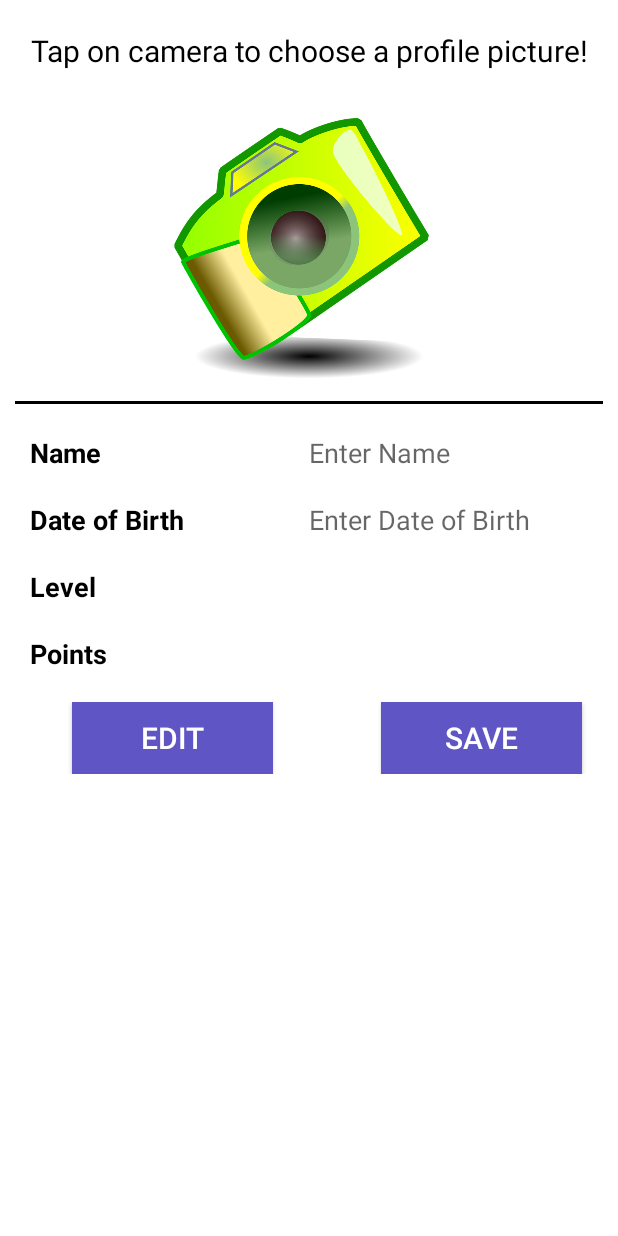
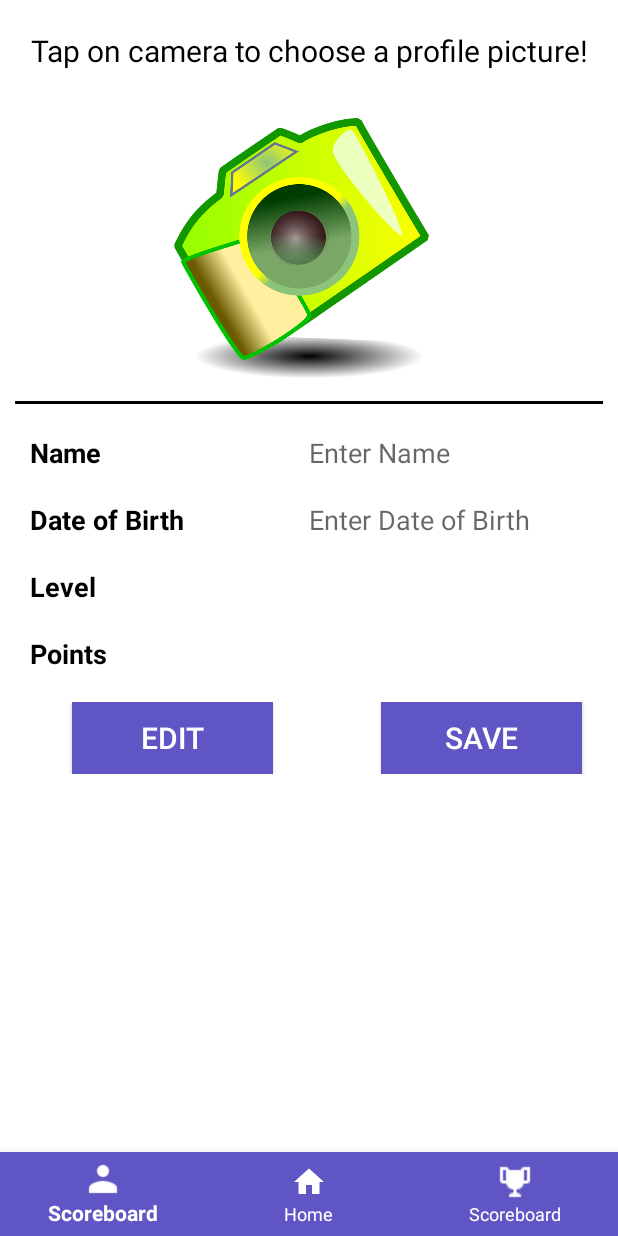
Before and after one commit to Equithon2018PhysicalDisabilities/Aut2Learn, an Android app: the ChildProfileActivity screen opened directly, with no data from a screen before it, on a phone screen of 412 x 824 dp. Run offline under Robolectric (Android 15) with nearby library versions, the phone set to English and light mode, and no system bars.

Commit message:
add nav bar functionality to all activities

```diff
--- a/app/src/main/java/com/example/smavehyiashahid/equithon/ChildProfileActivity.java
+++ b/app/src/main/java/com/example/smavehyiashahid/equithon/ChildProfileActivity.java
@@ -3,23 +3,47 @@ package com.example.smavehyiashahid.equithon;
 import android.content.Intent;
 import android.graphics.Bitmap;
 import android.provider.MediaStore;
+import android.support.annotation.NonNull;
+import android.support.design.widget.BottomNavigationView;
+import android.support.v4.app.Fragment;
+import android.support.v4.app.FragmentTransaction;
 import android.support.v7.app.AppCompatActivity;
 import android.os.Bundle;
+import android.view.MenuItem;
 import android.view.View;
 import android.widget.ImageView;
 
 public class ChildProfileActivity extends AppCompatActivity implements View.OnClickListener{
+    private static final String SELECTED_ITEM = "arg_selected_item";
 
+    private BottomNavigationView mBottomNav;
+    private int mSelectedItem;
     ImageView cameraButton;
-
-
 
     @Override
     protected void onCreate(Bundle savedInstanceState) {
         super.onCreate(savedInstanceState);
+        overridePendingTransition(R.anim.fadein, R.anim.fadeout);
         setContentView(R.layout.activity_child_profile);
 
-       findViewById(R.id.camera).setOnClickListener(this);
+        findViewById(R.id.camera).setOnClickListener(this);
+
+        mBottomNav = (BottomNavigationView) findViewById(R.id.navigation);
+        mBottomNav.setOnNavigationItemSelectedListener(new BottomNavigationView.OnNavigationItemSelectedListener() {
+            @Override
+            public boolean onNavigationItemSelected(@NonNull MenuItem item) {
+                selectFragment(item);
+                return true;
+            }
+        });
+
+        MenuItem selectedItem;
+
+        if(savedInstanceState != null) {
+            selectedItem = mBottomNav.getMenu().findItem(mSelectedItem);
+        } else {
+            selectedItem = mBottomNav.getMenu().getItem(0);
+        }
     }
     static final int REQUEST_IMAGE_CAPTURE = 1;
 
@@ -48,4 +72,51 @@ public class ChildProfileActivity extends AppCompatActivity implements View.OnCl
 
     }
 
+    @Override
+    protected void onSaveInstanceState(Bundle outState) {
+        outState.putInt(SELECTED_ITEM, mSelectedItem);
+        super.onSaveInstanceState(outState);
+    }
+
+    @Override
+    public void onBackPressed() {
+        MenuItem homeItem = mBottomNav.getMenu().getItem(0);
+        if (mSelectedItem != homeItem.getItemId()) {
+            // select home item
+            selectFragment(homeItem);
+        } else {
+            super.onBackPressed();
+        }
+    }
+
+    private void selectFragment(MenuItem item) {
+        Fragment frag = null;
+        // init corresponding fragment
+        switch (item.getItemId()) {
+            case R.id.navigation_home:
+                startActivity(new Intent(ChildProfileActivity.this, FrontScreenActivity.class));
+                break;
+            case R.id.navigation_profile:
+//                startActivity(new Intent(ChildProfileActivity.this, ChildProfileActivity.class));
+                break;
+            case R.id.navigation_scoreboard:
+                startActivity(new Intent(ChildProfileActivity.this, TrophyActivity.class));
+                break;
+        }
+
+        // update selected item
+        mSelectedItem = item.getItemId();
+
+        // uncheck the other items.
+        for (int i = 0; i< mBottomNav.getMenu().size(); i++) {
+            MenuItem menuItem = mBottomNav.getMenu().getItem(i);
+            menuItem.setChecked(menuItem.getItemId() == item.getItemId());
+        }
+
+        if (frag != null) {
+            FragmentTransaction ft = getSupportFragmentManager().beginTransaction();
+            ft.add(R.id.container, frag, frag.getTag());
+            ft.commit();
+        }
+    }
 }
--- a/app/src/main/java/com/example/smavehyiashahid/equithon/FrontScreenActivity.java
+++ b/app/src/main/java/com/example/smavehyiashahid/equithon/FrontScreenActivity.java
@@ -19,6 +19,7 @@ public class FrontScreenActivity extends AppCompatActivity {
     @Override
     protected void onCreate(Bundle savedInstanceState) {
         super.onCreate(savedInstanceState);
+        overridePendingTransition(R.anim.fadein, R.anim.fadeout);
         setContentView(R.layout.activity_front_screen);
 
         mBottomNav = (BottomNavigationView) findViewById(R.id.navigation);
@@ -61,8 +62,7 @@ public class FrontScreenActivity extends AppCompatActivity {
         // init corresponding fragment
         switch (item.getItemId()) {
             case R.id.navigation_home:
-//                startActivity(new Intent(FrontScreenActivity.this, SignUpActivity.class));
-//                frag = MenuFragment.newInstance(getString(R.string.title_home));
+//                startActivity(new Intent(FrontScreenActivity.this, FrontScreenActivity.class));
                 break;
             case R.id.navigation_profile:
                 startActivity(new Intent(FrontScreenActivity.this, ChildProfileActivity.class));
--- a/app/src/main/java/com/example/smavehyiashahid/equithon/GuardiansPageActivity.java
+++ b/app/src/main/java/com/example/smavehyiashahid/equithon/GuardiansPageActivity.java
@@ -8,6 +8,7 @@ public class GuardiansPageActivity extends AppCompatActivity {
     @Override
     protected void onCreate(Bundle savedInstanceState) {
         super.onCreate(savedInstanceState);
+        overridePendingTransition(R.anim.fadein, R.anim.fadeout);
         setContentView(R.layout.activity_guardians_page);
     }
 }
--- a/app/src/main/java/com/example/smavehyiashahid/equithon/SignUpActivity.java
+++ b/app/src/main/java/com/example/smavehyiashahid/equithon/SignUpActivity.java
@@ -27,6 +27,7 @@ public class SignUpActivity extends AppCompatActivity implements View.OnClickLis
     @Override
     protected void onCreate(Bundle savedInstanceState) {
         super.onCreate(savedInstanceState);
+        overridePendingTransition(R.anim.fadein, R.anim.fadeout);
         setContentView(R.layout.activity_sign_up);
         mAuth = FirebaseAuth.getInstance();
 
--- /dev/null
+++ b/app/src/main/res/anim/fadein.xml
@@ -0,0 +1,4 @@
+<?xml version="1.0" encoding="utf-8"?>
+<alpha xmlns:android="http://schemas.android.com/apk/res/android"
+    android:interpolator="@android:anim/accelerate_interpolator"
+    android:fromAlpha="0.0" android:toAlpha="1.0" android:duration="20" />
--- /dev/null
+++ b/app/src/main/res/anim/fadeout.xml
@@ -0,0 +1,5 @@
+<?xml version="1.0" encoding="utf-8"?>
+
+<alpha xmlns:android="http://schemas.android.com/apk/res/android"
+    android:interpolator="@android:anim/accelerate_interpolator"
+    android:fromAlpha="1.0" android:toAlpha="0.0" android:duration="20" />
--- a/app/src/main/res/layout/activity_child_profile.xml
+++ b/app/src/main/res/layout/activity_child_profile.xml
@@ -1,5 +1,5 @@
 <?xml version="1.0" encoding="utf-8"?>
-<LinearLayout xmlns:android="http://schemas.android.com/apk/res/android"
+<android.support.constraint.ConstraintLayout  xmlns:android="http://schemas.android.com/apk/res/android"
     xmlns:app="http://schemas.android.com/apk/res-auto"
     xmlns:tools="http://schemas.android.com/tools"
     android:layout_width="match_parent"
@@ -162,4 +162,21 @@
         </LinearLayout>
     </ScrollView>
 
-</LinearLayout>
+    <android.support.design.widget.BottomNavigationView
+        android:id="@+id/navigation"
+        android:layout_width="0dp"
+        android:layout_height="wrap_content"
+        android:layout_marginEnd="0dp"
+        android:layout_marginStart="0dp"
+        android:background="@color/colorPrimary"
+        app:itemIconTint="@android:color/white"
+        app:layout_constraintBottom_toBottomOf="parent"
+        app:itemTextColor="#ffff"
+        app:layout_constraintLeft_toLeftOf="parent"
+        app:layout_constraintRight_toRightOf="parent"
+        app:menu="@menu/navigation">
+    </android.support.design.widget.BottomNavigationView>
+
+
+
+</android.support.constraint.ConstraintLayout>
```
Also changed, not shown: app/src/main/java/com/example/smavehyiashahid/equithon/TrophyActivity.java (+70 -23 lines).
